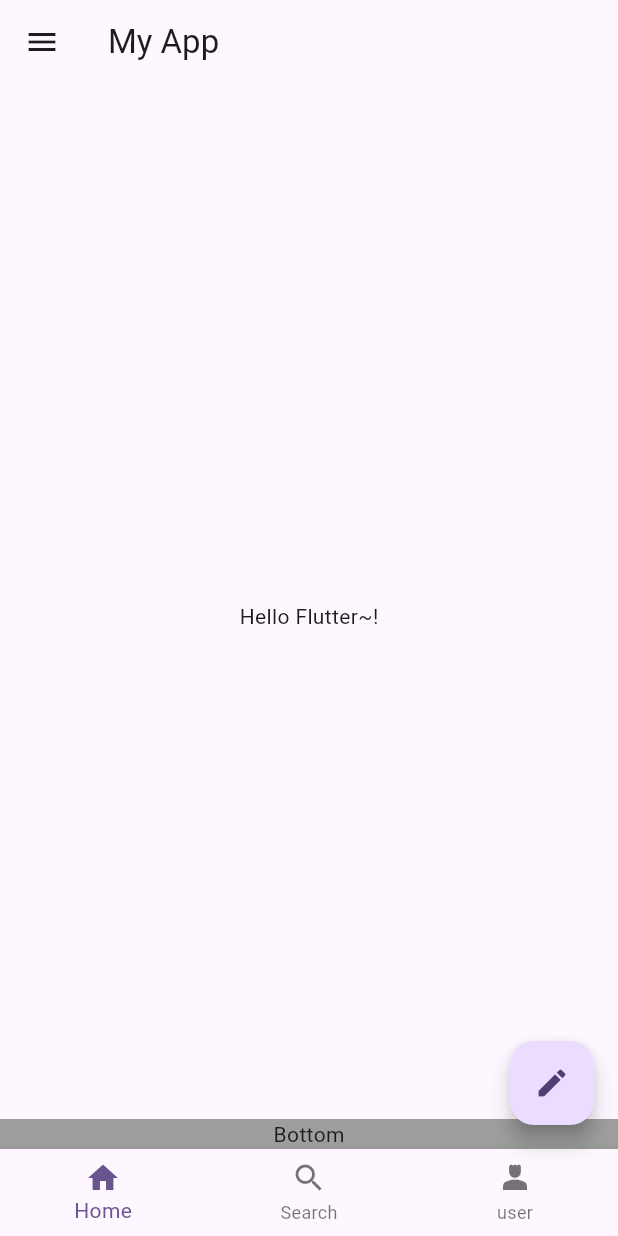
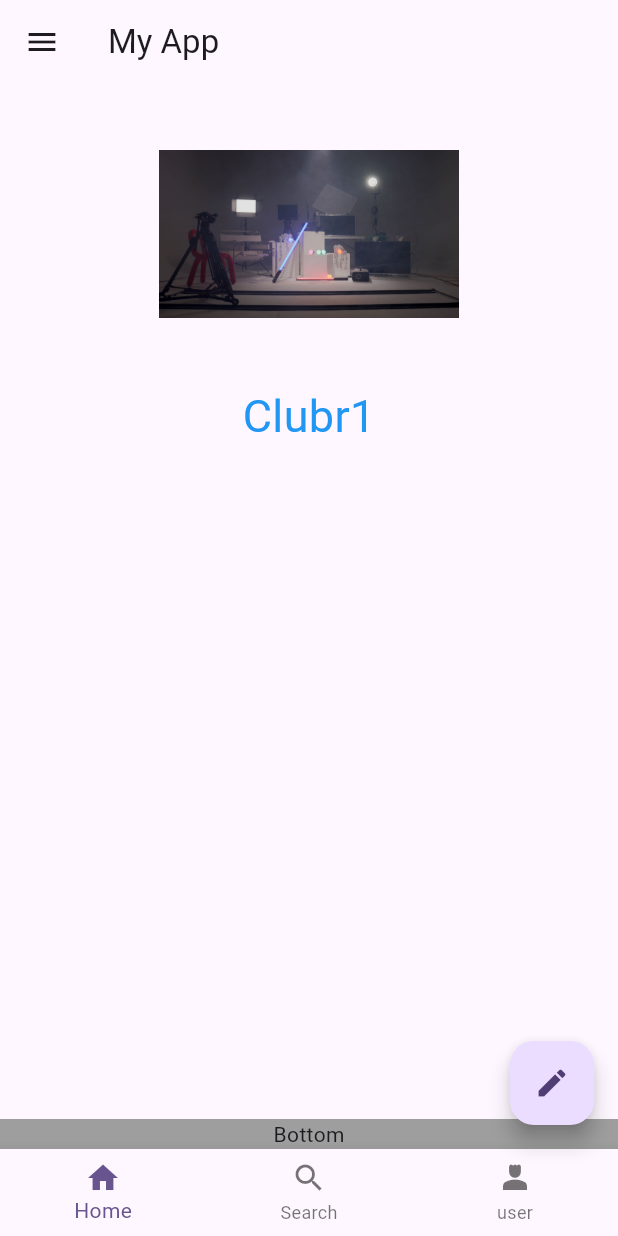
Before and after one commit to Aaster1/Flutter, a Flutter app: the screen it shows after launch, on a phone screen of 412 x 824 dp. Run offline on Flutter 3.47's test engine with Material 3 defaults, Android fonts, the light colour scheme and no system bars; Roboto replaces fonts that are missing (Rubik).

Commit message:
12291818

```diff
--- a/chap04_static_app/lib/main.dart
+++ b/chap04_static_app/lib/main.dart
@@ -27,10 +27,25 @@ class MyHomePage extends StatelessWidget {
     return Scaffold(
       //앱 바
       appBar: AppBar(
-        title: Text('My App'),
+        title: const Text('My App'),
       ),
       body: Center(
-        child: Text('Hello Flutter~!'),
+        child: Column(children: [
+          Image.asset(
+            'image/clubr1.jpeg',
+            width: 200,
+            height: 200,
+            fit: BoxFit.contain,
+          ),
+          const Text(
+            'Clubr1',
+            style: TextStyle(
+              fontFamily: 'Rubik',
+              fontSize: 30,
+              color: Colors.blue,
+            ),
+          ),
+        ]),
       ),
       //FloatingActionButton
       floatingActionButton: FloatingActionButton(
--- a/chap04_static_app/pubspec.yaml
+++ b/chap04_static_app/pubspec.yaml
@@ -58,7 +58,11 @@ flutter:
   # the material Icons class.
   uses-material-design: true
   assets:
-  - image/
+    - image/
+  fonts:
+    - family : Rubik
+      fonts:
+        - asset: font/RubikDoodleShadow-Regular.ttf
 
   # To add assets to your application, add an assets section, like this:
   # assets:
```
Also changed, not shown: chap04_static_app/font/RubikDoodleShadow-Regular.ttf (added).
